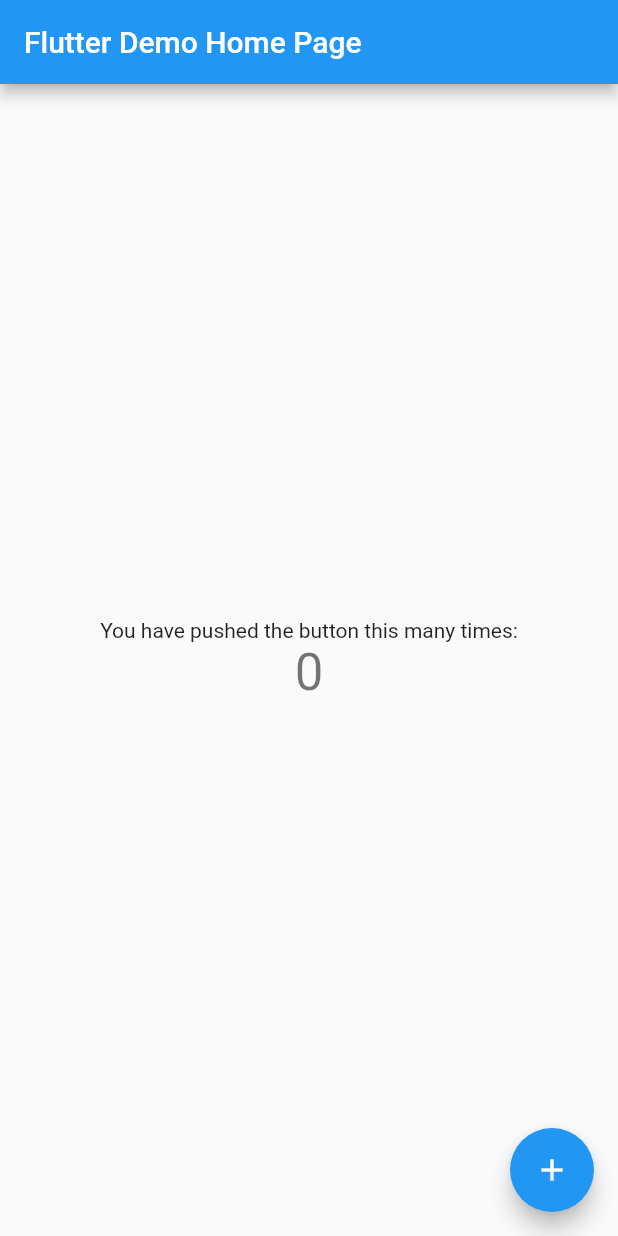
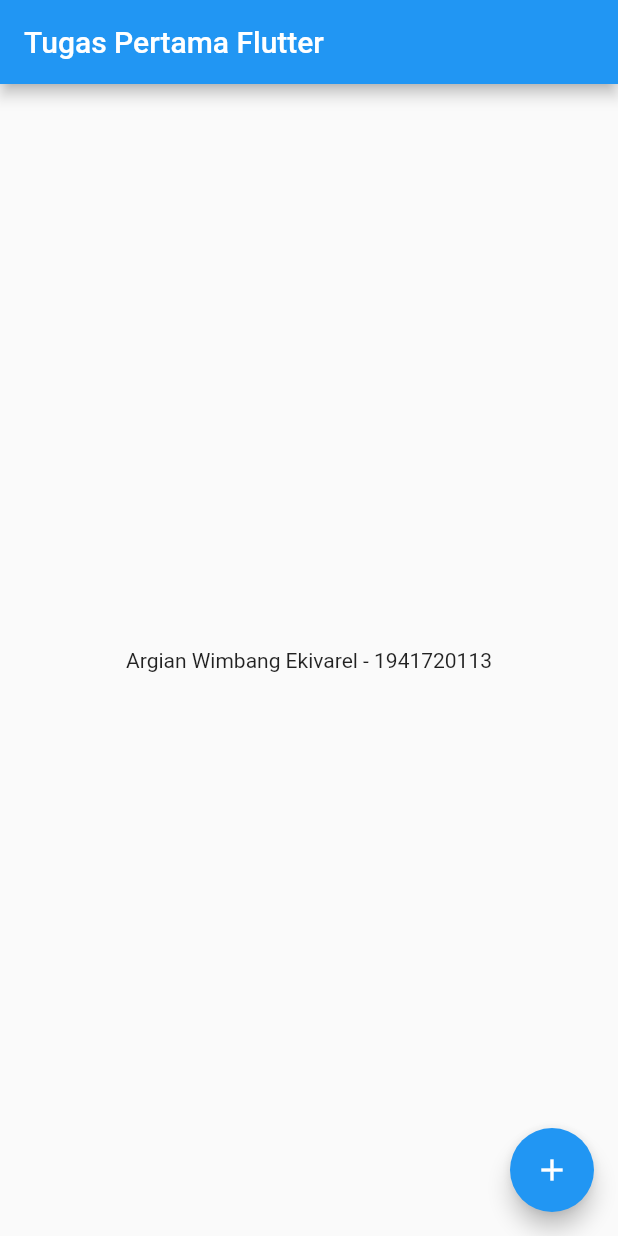
Before and after one commit to ArgianWimbang/laravel_hello_word, a Flutter app: the screen it shows after launch, on a phone screen of 412 x 824 dp. Run offline on Flutter 3.47's test engine with Material 2 defaults, Android fonts, the phone set to English and light mode, and no system bars.

Commit message:
chapter 1

```diff
--- a/lib/main.dart
+++ b/lib/main.dart
@@ -11,7 +11,7 @@ class MyApp extends StatelessWidget {
   @override
   Widget build(BuildContext context) {
     return MaterialApp(
-      title: 'Flutter Demo',
+      title: 'Flutter Praktikum 1',
       theme: ThemeData(
         // This is the theme of your application.
         //
@@ -24,7 +24,7 @@ class MyApp extends StatelessWidget {
         // is not restarted.
         primarySwatch: Colors.blue,
       ),
-      home: const MyHomePage(title: 'Flutter Demo Home Page'),
+      home: const MyHomePage(title: 'Tugas Pertama Flutter'),
     );
   }
 }
@@ -96,11 +96,7 @@ class _MyHomePageState extends State<MyHomePage> {
           mainAxisAlignment: MainAxisAlignment.center,
           children: <Widget>[
             const Text(
-              'You have pushed the button this many times:',
-            ),
-            Text(
-              '$_counter',
-              style: Theme.of(context).textTheme.headline4,
+              'Argian Wimbang Ekivarel - 1941720113',
             ),
           ],
         ),
```
